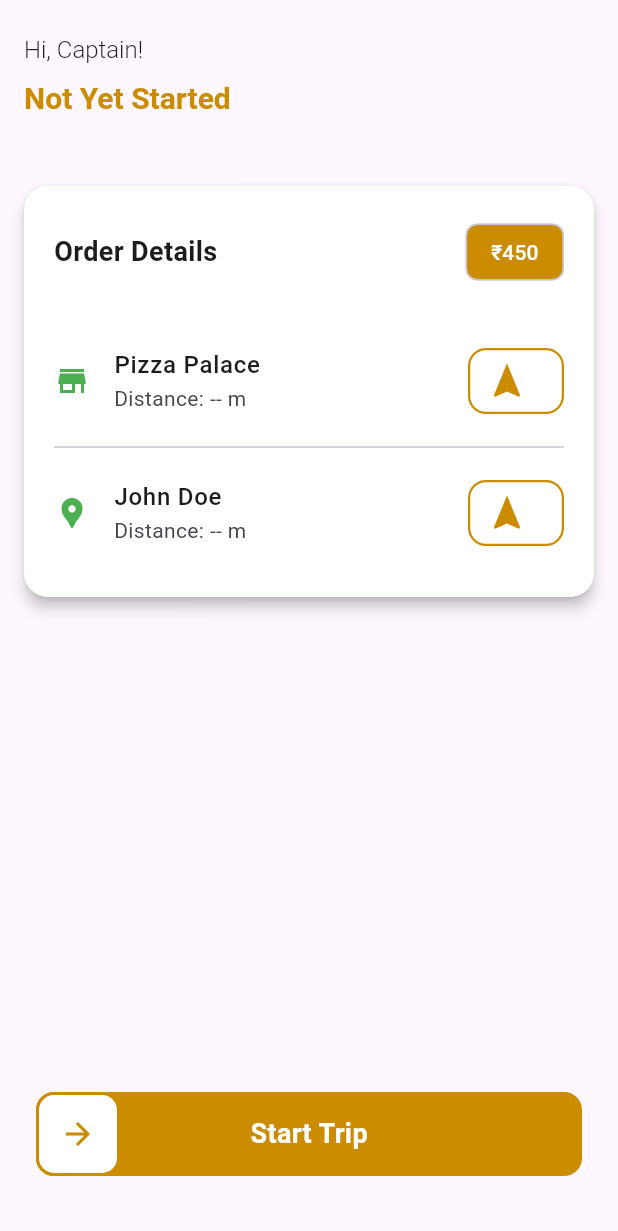
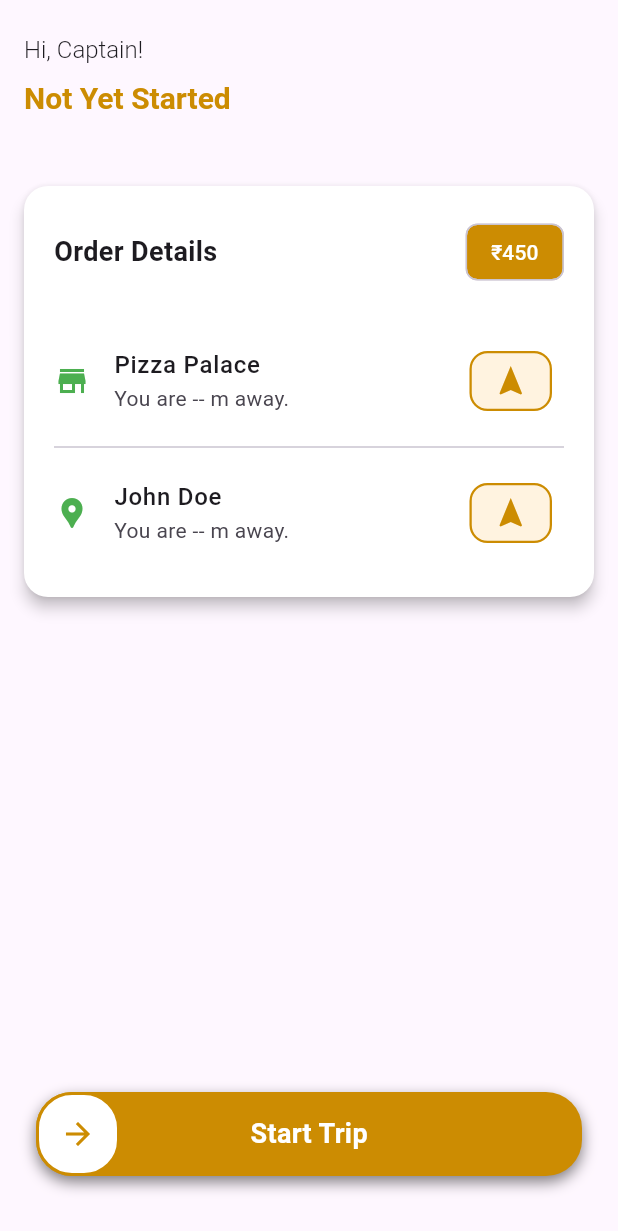
Before and after one commit to sree-vignesh/driver_flutter_app, a Flutter app: the screen it shows after launch, on a phone screen of 412 x 824 dp. Shown: the top 1231 px of the screen. Run offline on Flutter 3.47's test engine with Material 3 defaults, Android fonts, the phone set to English and light mode, and no system bars; our stand-ins replace geolocator.

Commit message:
Made minor UI changes.

```diff
--- a/lib/components/order_card.dart
+++ b/lib/components/order_card.dart
@@ -48,8 +48,10 @@ class OrderCard extends StatelessWidget {
             _locationTile(
               icon: Icons.store,
               title: order.restaurantName,
+
+              // if(distanceToRestaurant < 1000)
               subtitle:
-                  "Distance: ${distanceToRestaurant?.toStringAsFixed(0) ?? '--'} m",
+                  "You are ${distanceToRestaurant?.toStringAsFixed(0) ?? '--'} m away.",
               onTap: () => NavigationHelper.openGoogleMaps(
                 order.restaurantLat,
                 order.restaurantLng,
@@ -64,7 +66,7 @@ class OrderCard extends StatelessWidget {
               icon: Icons.location_pin,
               title: order.customerName,
               subtitle:
-                  "Distance: ${distanceToCustomer?.toStringAsFixed(0) ?? '--'} m",
+                  "You are ${distanceToCustomer?.toStringAsFixed(0) ?? '--'} m away.",
               onTap: () => NavigationHelper.openGoogleMaps(
                 order.customerLat,
                 order.customerLng,
@@ -88,14 +90,26 @@ class OrderCard extends StatelessWidget {
       leading: Icon(icon, color: Colors.green),
       title: Text(title, style: const TextStyle(fontWeight: FontWeight.w500)),
       subtitle: Text(subtitle),
-      trailing: TextButton.icon(
-        onPressed: onTap,
-        icon: const Icon(Icons.navigation, color: AppColors.primary, size: 28),
-        label: const SizedBox.shrink(),
-        style: TextButton.styleFrom(
-          side: const BorderSide(color: AppColors.primary, width: 1.5),
-          shape: RoundedRectangleBorder(
-            borderRadius: BorderRadius.circular(12),
+      trailing: Padding(
+        padding: const EdgeInsets.all(8.0),
+        child: SizedBox(
+          width: 55,
+          child: IconButton(
+            onPressed: onTap,
+            icon: const Icon(
+              Icons.navigation_sharp,
+              color: AppColors.primary,
+              // color: Colors.white,
+              size: 24,
+            ),
+            // label: const SizedBox.shrink(),
+            style: TextButton.styleFrom(
+              side: const BorderSide(color: AppColors.primary, width: 1.5),
+              backgroundColor: Colors.orange.shade50,
+              shape: RoundedRectangleBorder(
+                borderRadius: BorderRadius.circular(12),
+              ),
+            ),
           ),
         ),
       ),
--- a/lib/components/slider.dart
+++ b/lib/components/slider.dart
@@ -50,7 +50,14 @@ class _SliderButtonState extends State<SliderButton> {
             height: knobSize,
             decoration: BoxDecoration(
               color: widget.enabled ? AppColors.primary : Colors.green,
-              borderRadius: BorderRadius.circular(12),
+              borderRadius: BorderRadius.circular(24),
+              boxShadow: [
+                BoxShadow(
+                  color: Colors.black.withOpacity(0.5), // soft shadow
+                  blurRadius: 8, // how soft the shadow is
+                  offset: const Offset(0, 4), // move shadow down
+                ),
+              ],
             ),
             alignment: Alignment.center,
             child: Text(
@@ -72,7 +79,7 @@ class _SliderButtonState extends State<SliderButton> {
                 height: knobSize,
                 decoration: BoxDecoration(
                   color: Colors.white,
-                  borderRadius: BorderRadius.circular(12),
+                  borderRadius: BorderRadius.circular(24),
                   border: Border.all(color: AppColors.primary, width: 2),
                 ),
                 child: Icon(Icons.arrow_forward, color: AppColors.primary),
```
